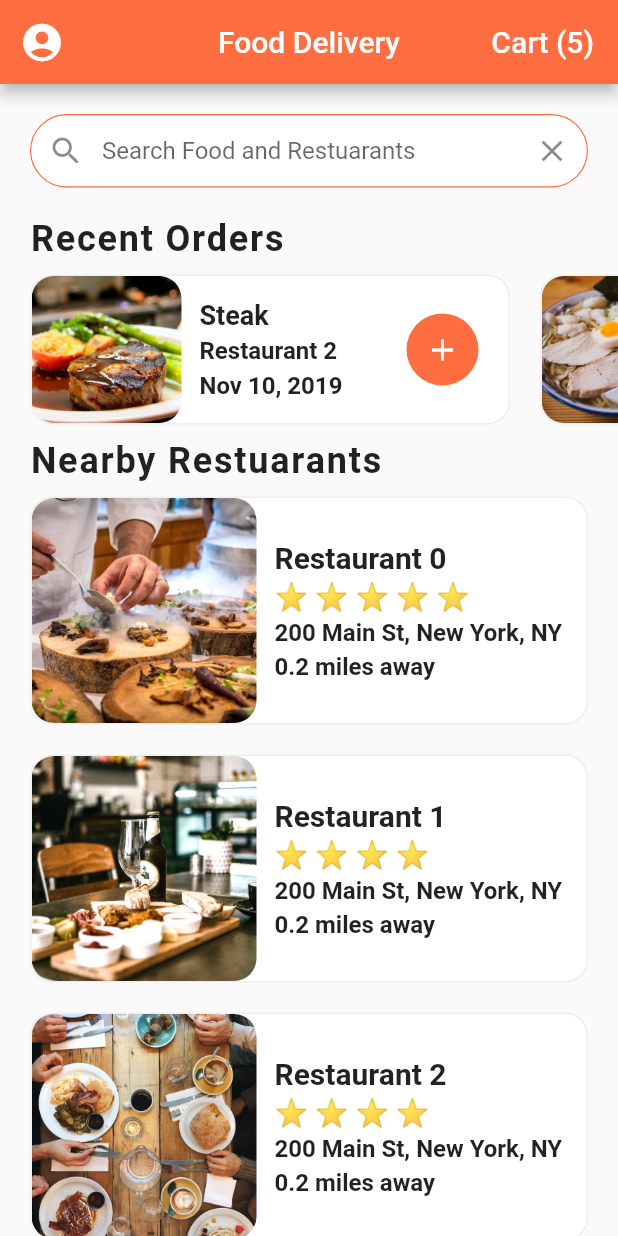
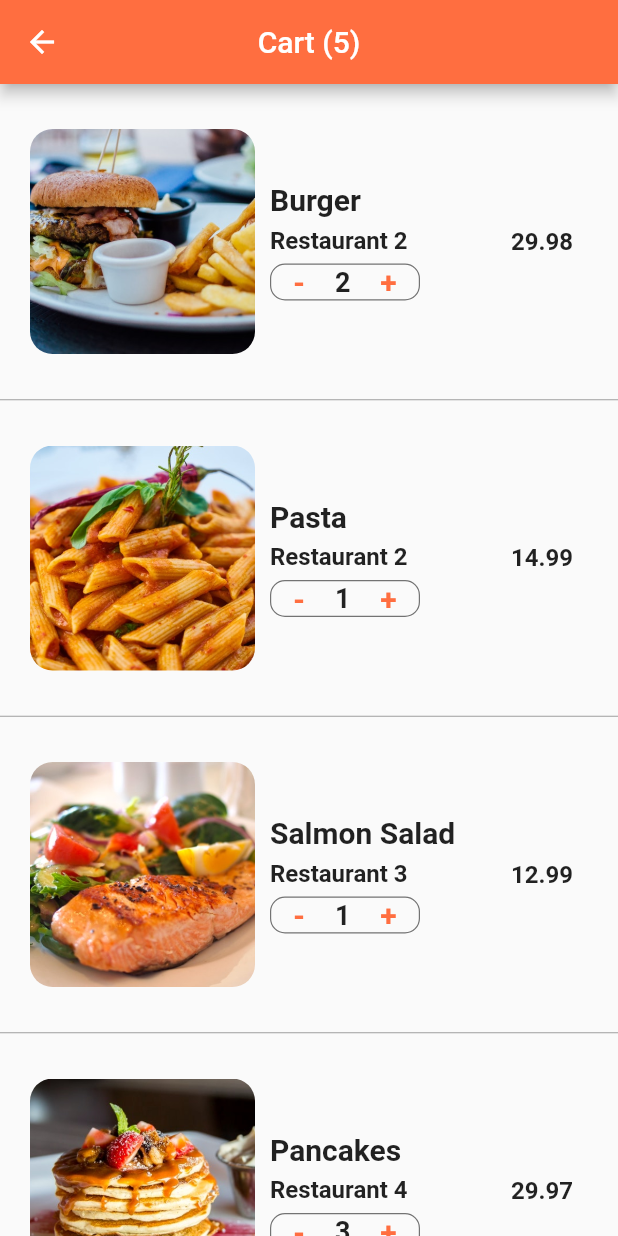
Before and after one commit to dulajkavinda/food-delivery, a Flutter app: the screen it shows after launch, after a tap on an icon or button, on a phone screen of 412 x 824 dp. Run offline on Flutter 3.47's test engine with Material 2 defaults, Android fonts, the phone set to English and light mode, and no system bars.

Commit message:
cart list done

```diff
--- /dev/null
+++ b/lib/screens/cart_screen.dart
@@ -0,0 +1,136 @@
+import 'package:flutter/material.dart';
+import 'package:food_delivery_FT/data/data.dart';
+import 'package:food_delivery_FT/models/order.dart';
+
+class CartScreen extends StatefulWidget {
+  @override
+  _CartScreenState createState() => _CartScreenState();
+}
+
+class _CartScreenState extends State<CartScreen> {
+  @override
+  Widget build(BuildContext context) {
+    return Scaffold(
+      appBar: AppBar(
+        centerTitle: true,
+        title: Text(
+          'Cart (${currentUser.cart.length})',
+          style: TextStyle(color: Colors.white, fontSize: 20.0),
+        ),
+      ),
+      body: ListView.separated(
+          itemBuilder: (context, index) {
+            Order order = currentUser.cart[index];
+            return _buildCartItem(order);
+          },
+          separatorBuilder: (context, index) {
+            return Divider(
+              height: 1.0,
+              color: Colors.grey,
+            );
+          },
+          itemCount: currentUser.cart.length),
+    );
+  }
+
+  Widget _buildCartItem(Order order) {
+    return Container(
+        margin: EdgeInsets.all(20.0),
+        height: 170.0,
+        child: Row(
+          mainAxisAlignment: MainAxisAlignment.spaceBetween,
+          children: [
+            ClipRRect(
+              borderRadius: BorderRadius.circular(15.0),
+              child: Image(
+                image: AssetImage(order.food.imageUrl),
+                height: 150.0,
+                width: 150.0,
+                fit: BoxFit.cover,
+              ),
+            ),
+            Expanded(
+              child: Padding(
+                padding: const EdgeInsets.all(10.0),
+                child: Column(
+                  crossAxisAlignment: CrossAxisAlignment.start,
+                  mainAxisAlignment: MainAxisAlignment.center,
+                  children: [
+                    Text(
+                      order.food.name,
+                      style: TextStyle(
+                          fontSize: 20.0, fontWeight: FontWeight.bold),
+                      overflow: TextOverflow.ellipsis,
+                    ),
+                    SizedBox(
+                      height: 6.0,
+                    ),
+                    Text(
+                      order.restaurant.name,
+                      style: TextStyle(
+                          fontSize: 16.0, fontWeight: FontWeight.w600),
+                    ),
+                    SizedBox(
+                      height: 6.0,
+                    ),
+                    Container(
+                      width: 100.0,
+                      decoration: BoxDecoration(
+                          borderRadius: BorderRadius.circular(10.0),
+                          border:
+                              Border.all(width: 0.8, color: Colors.black54)),
+                      child: Row(
+                        mainAxisAlignment: MainAxisAlignment.center,
+                        children: [
+                          GestureDetector(
+                            onTap: () {},
+                            child: Text(
+                              '-',
+                              style: TextStyle(
+                                  color: Theme.of(context).primaryColor,
+                                  fontSize: 20.0,
+                                  fontWeight: FontWeight.w600),
+                            ),
+                          ),
+                          SizedBox(
+                            width: 20.0,
+                          ),
+                          Text(
+                            order.quantity.toString(),
+                            style: TextStyle(
+                                fontSize: 18.0, fontWeight: FontWeight.w600),
+                          ),
+                          SizedBox(
+                            width: 20.0,
+                          ),
+                          GestureDetector(
+                            onTap: () {},
+                            child: Text(
+                              '+',
+                              style: TextStyle(
+                                  color: Theme.of(context).primaryColor,
+                                  fontSize: 20.0,
+                                  fontWeight: FontWeight.w600),
+                            ),
+                          ),
+                        ],
+                      ),
+                    )
+                  ],
+                ),
+              ),
+            ),
+            Container(
+              margin: EdgeInsets.only(right: 10.0),
+              child: Text(
+                (order.quantity * order.food.price).toString(),
+                style: TextStyle(
+                  fontSize: 16.0,
+                  fontWeight: FontWeight.w600,
+                ),
+              ),
+            ),
+          ],
+        ));
+  }
+}
--- a/lib/screens/home_screen.dart
+++ b/lib/screens/home_screen.dart
@@ -4,6 +4,8 @@ import 'package:food_delivery_FT/models/restaurant.dart';
 import 'package:food_delivery_FT/screens/restuarant_screen.dart';
 import 'package:food_delivery_FT/widgets/rating_stars.dart';
 import 'package:food_delivery_FT/widgets/recent_orders.dart';
+
+import 'cart_screen.dart';
 
 class HomeScreen extends StatelessWidget {
   @override
@@ -19,7 +21,8 @@ class HomeScreen extends StatelessWidget {
         title: Text("Food Delivery"),
         actions: [
           FlatButton(
-              onPressed: () {},
+              onPressed: () => Navigator.push(
+                  context, MaterialPageRoute(builder: (_) => CartScreen())),
               child: Text(
                 'Cart (${currentUser.cart.length})',
                 style: TextStyle(color: Colors.white, fontSize: 20.0),
```
